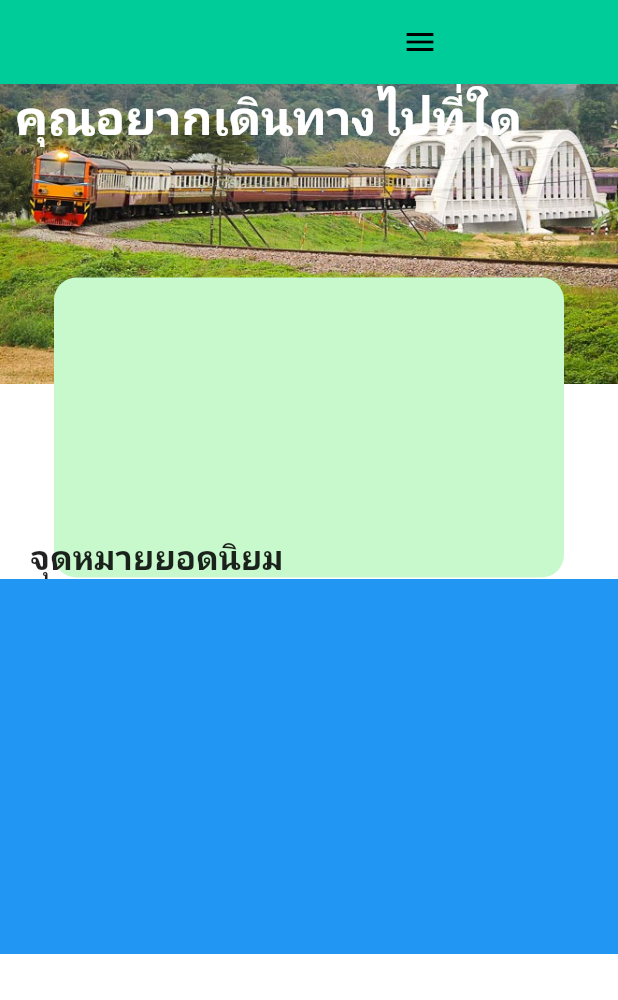
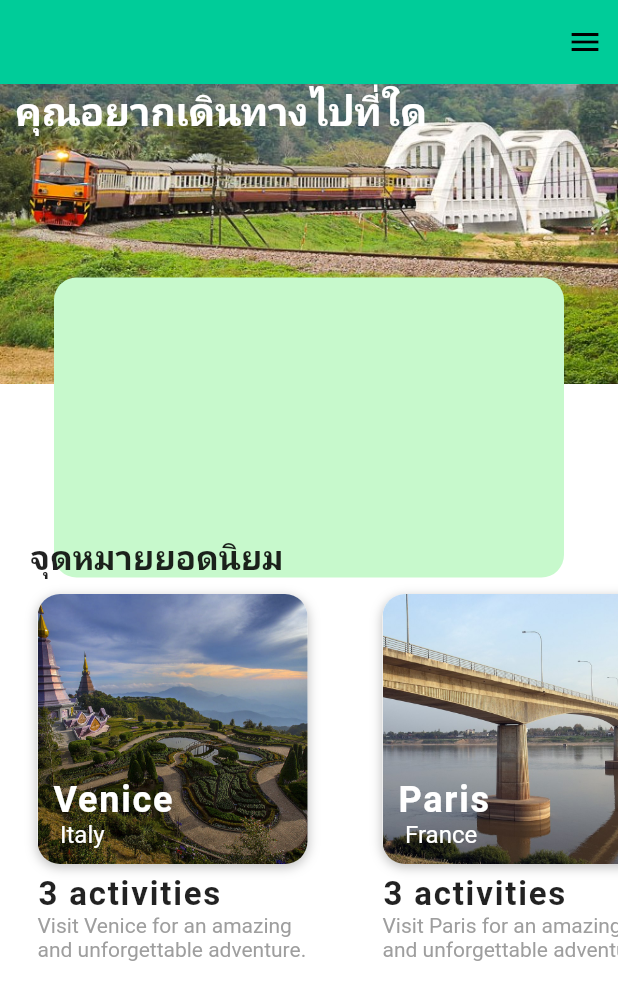
Before and after one commit to PuiFertilizer/train_planner, a Flutter app: the screen it shows after launch, on a phone screen of 412 x 824 dp. Shown: the top 1000 px of the screen. Run offline on Flutter 3.47's test engine with Material 2 defaults, Android fonts, the light colour scheme and no system bars.

Commit message:
Add Carousel

```diff
--- /dev/null
+++ b/lib/models/activity_model.dart
@@ -0,0 +1,17 @@
+class Activity {
+  String imageUrl;
+  String name;
+  String type;
+  List<String> startTimes;
+  int rating;
+  int price;
+
+  Activity({
+    required this.imageUrl,
+    required this.name,
+    required this.type,
+    required this.startTimes,
+    required this.rating,
+    required this.price,
+  });
+}
--- /dev/null
+++ b/lib/models/destination_model.dart
@@ -0,0 +1,82 @@
+import 'package:train_planner/models/activity_model.dart';
+
+class Destination {
+  String imageUrl;
+  String city;
+  String country;
+  String description;
+  List<Activity> activities;
+
+  Destination({
+    required this.imageUrl,
+    required this.city,
+    required this.country,
+    required this.description,
+    required this.activities,
+  });
+}
+
+List<Activity> activities = [
+  Activity(
+    imageUrl: 'assets/images/chiangmai.jpg',
+    name: 'St. Mark\'s Basilica',
+    type: 'Sightseeing Tour',
+    startTimes: ['9:00 am', '11:00 am'],
+    rating: 5,
+    price: 30,
+  ),
+  Activity(
+    imageUrl: 'assets/images/namtok.jpg',
+    name: 'Walking Tour and Gonadola Ride',
+    type: 'Sightseeing Tour',
+    startTimes: ['11:00 pm', '1:00 pm'],
+    rating: 4,
+    price: 210,
+  ),
+  Activity(
+    imageUrl: 'assets/images/nongkai.jpg',
+    name: 'Murano and Burano Tour',
+    type: 'Sightseeing Tour',
+    startTimes: ['12:30 pm', '2:00 pm'],
+    rating: 3,
+    price: 125,
+  ),
+];
+
+List<Destination> destinations = [
+  Destination(
+    imageUrl: 'assets/images/chiangmai.jpg',
+    city: 'Venice',
+    country: 'Italy',
+    description: 'Visit Venice for an amazing and unforgettable adventure.',
+    activities: activities,
+  ),
+  Destination(
+    imageUrl: 'assets/images/nongkai.jpg',
+    city: 'Paris',
+    country: 'France',
+    description: 'Visit Paris for an amazing and unforgettable adventure.',
+    activities: activities,
+  ),
+  Destination(
+    imageUrl: 'assets/images/surat.jpg',
+    city: 'New Delhi',
+    country: 'India',
+    description: 'Visit New Delhi for an amazing and unforgettable adventure.',
+    activities: activities,
+  ),
+  Destination(
+    imageUrl: 'assets/images/tachompoo.jpg',
+    city: 'Sao Paulo',
+    country: 'Brazil',
+    description: 'Visit Sao Paulo for an amazing and unforgettable adventure.',
+    activities: activities,
+  ),
+  Destination(
+    imageUrl: 'assets/images/suanson.jpg',
+    city: 'New York City',
+    country: 'United States',
+    description: 'Visit New York for an amazing and unforgettable adventure.',
+    activities: activities,
+  ),
+];
--- a/lib/screens/home.dart
+++ b/lib/screens/home.dart
@@ -16,7 +16,7 @@ class HomePage extends StatelessWidget {
         elevation: 0,
         actions: [
           Padding(
-            padding: const EdgeInsets.only(left: 20.0, right: 120.0),
+            padding: const EdgeInsets.only(left: 20.0, right: 10.0),
             child:  Icon(
               Icons.menu,
               color: Colors.black,
@@ -47,7 +47,7 @@ class HomePage extends StatelessWidget {
                       Text(
                   "คุณอยากเดินทางไปที่ใด",
                   style: TextStyle(
-                    fontSize: 32,
+                    fontSize: 26,
                     fontWeight: FontWeight.bold,
                     color: Colors.white,
                     )
@@ -71,10 +71,19 @@ class HomePage extends StatelessWidget {
                   borderRadius: BorderRadius.circular(15)
                 ),
 
+
                 child: Container(
+                  child: Stack(
+                    children: <Widget>[
+                      SizedBox(height: 200.0) ,
 
-                )
-              )
+
+
+                     // Destination_Carousel(),
+                    ],
+                  ),
+                ),
+              ),
 
             ),
 
--- a/lib/widgets/Destination_Carousel.dart
+++ b/lib/widgets/Destination_Carousel.dart
@@ -1,5 +1,7 @@
 
 import 'package:flutter/material.dart';
+
+import '../models/destination_model.dart';
 
 class Destination_Carousel extends StatelessWidget {
   @override
@@ -22,8 +24,106 @@ class Destination_Carousel extends StatelessWidget {
             ]),
 
         ),
-        Container(height: 250.0,
-        color: Colors.blue,)
+        Container(height: 290.0,
+        child: ListView.builder(
+          scrollDirection: Axis.horizontal,
+          itemCount: destinations.length,
+          itemBuilder: (BuildContext context, int index) {
+            Destination destination = destinations[index];
+          return Container(
+            margin: EdgeInsets.all(10.0),
+            width: 210.0,
+            child: Stack(
+              alignment: Alignment.topCenter,
+              children: <Widget>[
+                Positioned(
+                  bottom: 15.0,
+                child: Container(
+                  height: 120.0,
+                  width: 200.0,
+                  decoration: BoxDecoration(
+                    color: Colors.white,
+                    borderRadius: BorderRadius.circular(10.0),
+                  ),
+
+                  //Padding
+                  child: Padding(
+                    padding: EdgeInsets.all(10.0),
+                  child: Column(
+                    mainAxisAlignment: MainAxisAlignment.end,
+                    crossAxisAlignment: CrossAxisAlignment.start,
+                    children: <Widget>[
+                      Text('${destination.activities.length} activities',style: TextStyle(fontSize: 22.0, fontWeight: FontWeight.w600, letterSpacing: 1.2,)),
+                      Text(destination.description,
+                      style: TextStyle(
+                        color: Colors.grey,
+                      ),),
+                    ],
+                  ),
+                )
+
+                ),
+            ),
+
+                Container(decoration: BoxDecoration(
+                  color: Colors.white,
+                  borderRadius: BorderRadius.circular(15.0),
+                  boxShadow: [
+                    BoxShadow(
+                      color: Colors.black26,
+                      offset: Offset(0.0, 2.0),
+                      blurRadius: 6.0,
+                      ),
+                    ]),
+                    child: Stack(
+                      children: <Widget>[
+                        ClipRRect(
+                          borderRadius: BorderRadius.circular(15.0),
+                          child: Image(
+                            height: 180.0,
+                            width: 180.0,
+                            image: AssetImage(destination.imageUrl),
+                            fit: BoxFit.cover,
+                          ),
+                        ),
+                        Positioned(
+                          left: 10.0,
+                          bottom: 10.0,
+                          child: Column( //wra[]
+                            crossAxisAlignment: CrossAxisAlignment.start,
+                            children: <Widget>[
+                            Text(destination.city,
+                             style: TextStyle(
+                              color: Colors.white,
+                              fontSize: 24.0,
+                              fontWeight: FontWeight.w600,
+                              letterSpacing: 1.2,
+                              )
+                              ),
+                          Row(
+                            children: <Widget>[
+                            SizedBox(width: 5.0,),
+                            Text(
+                              destination.country,
+                                style: TextStyle(
+                                color: Colors.white,
+                                fontSize: 16.0
+                            )),
+                            ],
+                            ),
+                          ],),
+                        )
+                      ],
+                    ),
+                )
+
+              ],
+            ),
+          );
+            },
+          ),
+
+        )
       ]
     );
   }
```
